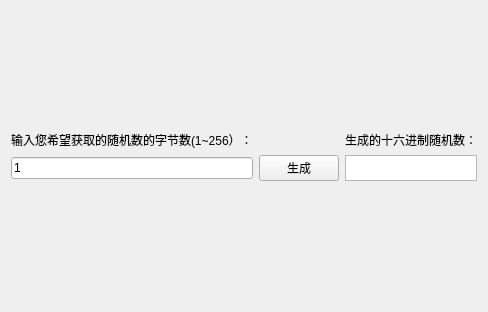
Old version of the form randnum.ui in the repository Tongsuo-Project/tsapp.
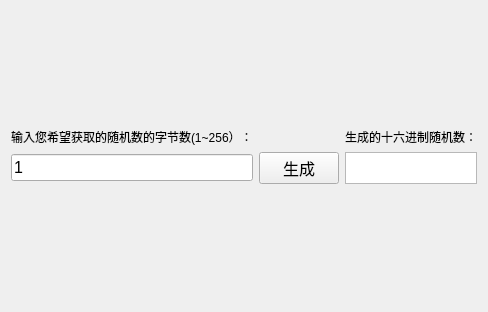
New version of the form.

Patch:
```diff
--- a/randnum.ui
+++ b/randnum.ui
@@ -37,6 +37,11 @@
          <verstretch>0</verstretch>
         </sizepolicy>
        </property>
+       <property name="font">
+        <font>
+         <pointsize>12</pointsize>
+        </font>
+       </property>
       </widget>
      </item>
      <item row="0" column="3">
@@ -81,6 +86,11 @@
      </item>
      <item row="2" column="2">
       <widget class="QPushButton" name="pushButtonGen">
+       <property name="font">
+        <font>
+         <pointsize>12</pointsize>
+        </font>
+       </property>
        <property name="text">
         <string>生成</string>
        </property>
@@ -88,6 +98,11 @@
      </item>
      <item row="2" column="1">
       <widget class="QLineEdit" name="lineEditInput">
+       <property name="font">
+        <font>
+         <pointsize>12</pointsize>
+        </font>
+       </property>
        <property name="text">
         <string>1</string>
        </property>
```
